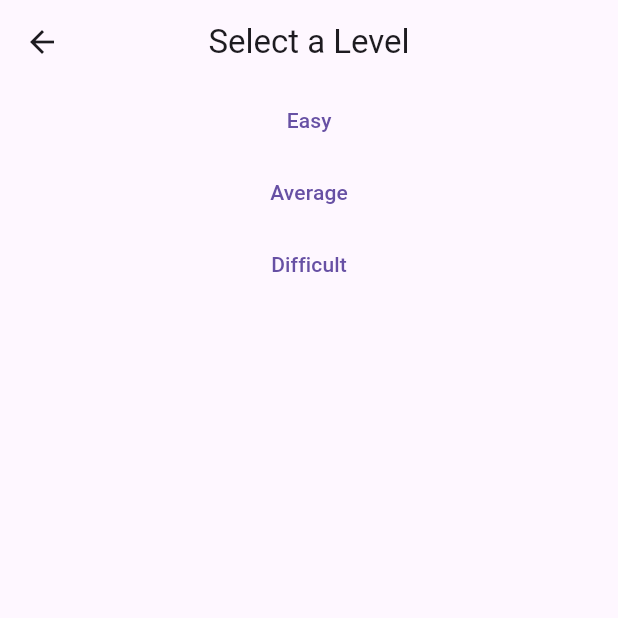
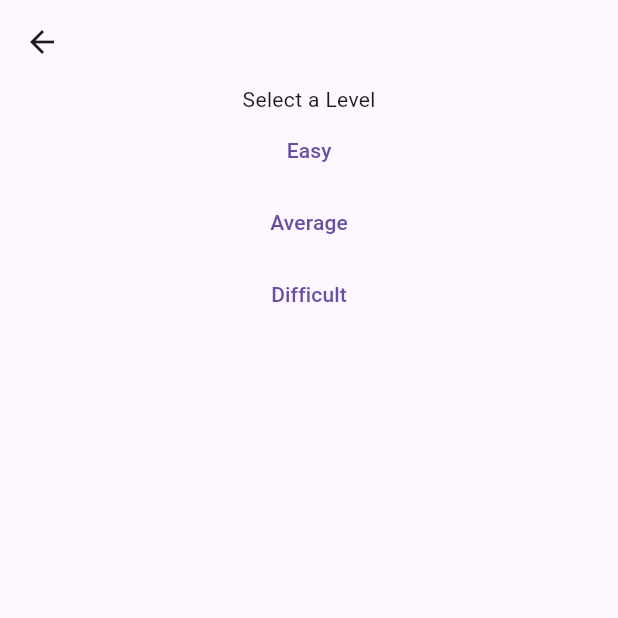
Before and after one commit to hungrychef-bytescode/CMSC156-Midterm-Project, a Flutter app: the screen it shows after launch, after a tap on "Play Game", on a phone screen of 412 x 824 dp, the top half of it. Run offline on Flutter 3.47's test engine with Material 3 defaults, Android fonts, the phone set to English and light mode, and no system bars.

Commit message:
fix: moved "Select a Level" label to the scaffold body

```diff
--- a/ayos_game/lib/level_screen.dart
+++ b/ayos_game/lib/level_screen.dart
@@ -7,8 +7,8 @@ class LevelScreen extends StatelessWidget {
   Widget build(BuildContext context) {
     return Scaffold(
       appBar: AppBar(
-        title: Text("Select a Level"),
-        centerTitle: true,
+        // title: Text("Select a Level"),
+        // centerTitle: true,
       ),
       body: SelectLevel(),
     );
@@ -23,6 +23,9 @@ class SelectLevel extends StatelessWidget {
     return Center(
       child: Column(
         children: [
+
+          Text("Select a Level"),
+
           TextButton.icon(
             onPressed: () => Navigator.pushNamed(context, '/gameScreen'),
             label: Text("Easy")),
--- a/ayos_game/lib/start_screen.dart
+++ b/ayos_game/lib/start_screen.dart
@@ -7,7 +7,7 @@ class StartScreen extends StatelessWidget {
   Widget build(BuildContext context) {
     return Scaffold(
       appBar: AppBar(
-        title: const Text("Ayos"),
+        title: const Text("Ayos!"),
         centerTitle: true,
       ),
       body: StartGame(),
```
